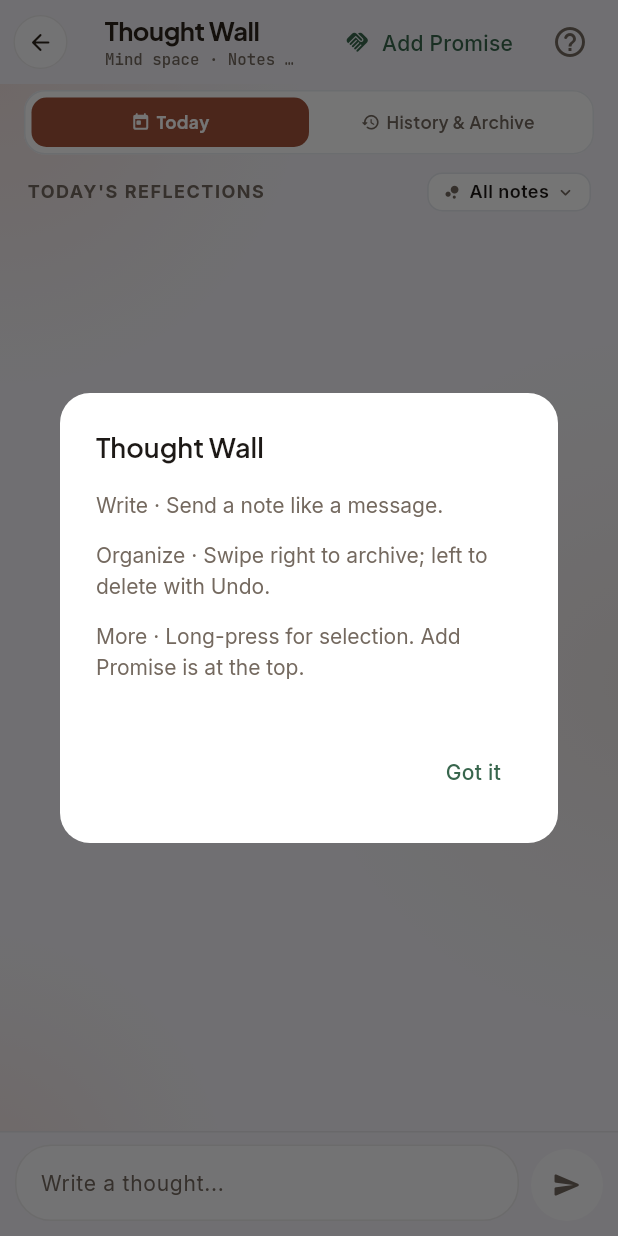
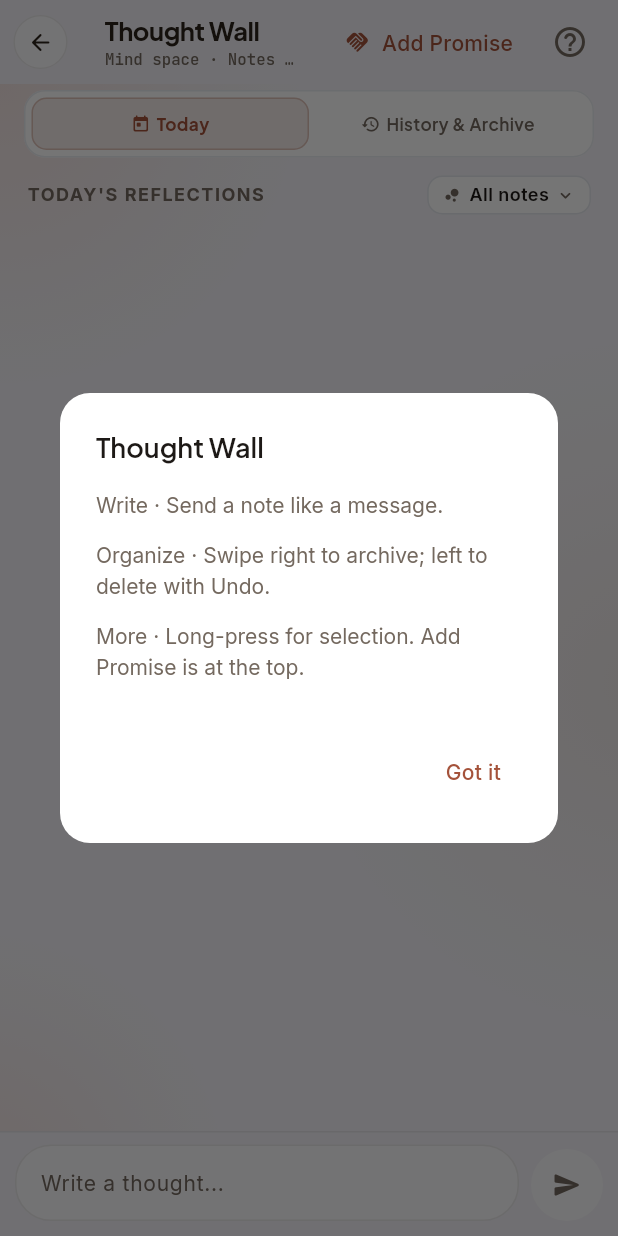
Before and after one commit to Arun-Singh-315/Ascent-Beta, a Flutter app: the ThoughtWallScreen screen opened by its route, on a phone screen of 412 x 824 dp. Run offline on Flutter 3.47's test engine with Material 3 defaults, Android fonts, the phone set to English and light mode, and no system bars; our stand-ins replace audioplayers, drift, drift_flutter, file_picker, fl_chart, flutter_local_notifications and 12 more; missing offline and left inert: flutter_pdfview; accounts and stored records are empty; generated files the repository leaves out were written again; project files that could hold a hidden picture were left out.

Commit message:
refactor: update primary theme colors to terracotta clay, update thought wall UI, and improve course creation flow

```diff
--- a/lib/app/theme/app_theme.dart
+++ b/lib/app/theme/app_theme.dart
@@ -58,9 +58,7 @@ class AscentTheme {
     final bgSurfaceElevated = isDark
         ? AscentColors.bgSurfaceElevatedDark
         : AscentColors.bgSurfaceElevated;
-    final accentPrimary = day
-        ? AppSurfaces.day.greenAction
-        : isDark
+    final accentPrimary = isDark
         ? AscentColors.accentPrimaryDark
         : AscentColors.accentPrimary;
     final accentSecondary = isDark
@@ -321,15 +319,17 @@ class AscentTheme {
       switchTheme: SwitchThemeData(
         thumbColor: WidgetStateProperty.resolveWith((states) {
           if (states.contains(WidgetState.selected)) {
-            return accentPrimary;
+            return isDark ? accentPrimary : const Color(0xFFC07360);
           }
-          return isDark ? const Color(0xFFB8A594) : const Color(0xFFCBD5E1);
+          return isDark ? const Color(0xFFB8A594) : const Color(0xFFD4C8BC);
         }),
         trackColor: WidgetStateProperty.resolveWith((states) {
           if (states.contains(WidgetState.selected)) {
-            return accentPrimary.withValues(alpha: 0.38);
+            return isDark
+                ? accentPrimary.withValues(alpha: 0.38)
+                : const Color(0xFFC07360).withValues(alpha: 0.28);
           }
-          return isDark ? const Color(0xFF3B2C1E) : const Color(0xFFE2E8F0);
+          return isDark ? const Color(0xFF3B2C1E) : const Color(0xFFEFE8E2);
         }),
         trackOutlineColor: const WidgetStatePropertyAll(Colors.transparent),
         materialTapTargetSize: MaterialTapTargetSize.shrinkWrap,
--- a/lib/app/theme/color_tokens.dart
+++ b/lib/app/theme/color_tokens.dart
@@ -18,14 +18,14 @@ class AscentColors {
   /// Slightly elevated surface for nested cards and chips.
   static const Color bgSurfaceElevated = Color(0xFFF1F3F6);
 
-  /// Deep calm forest sage — primary accent.
-  static const Color accentPrimary = Color(0xFF38664D);
+  /// Ascent signature terracotta clay — primary accent.
+  static const Color accentPrimary = Color(0xFFA4523A);
 
-  /// Matte punchy sage for active/interactive buttons and rings.
-  static const Color accentPrimaryBright = Color(0xFF2C553E);
+  /// Matte punchy clay for active/interactive buttons and rings.
+  static const Color accentPrimaryBright = Color(0xFF904530);
 
   /// Subtle soft tint for primary backgrounds and badges.
-  static const Color accentPrimaryDim = Color(0xFFD6E8DC);
+  static const Color accentPrimaryDim = Color(0xFFF6E7E2);
 
   /// Calm composed terracotta / amber cedar — secondary accent (soothing in day mode).
   static const Color accentSecondary = Color(0xFF8A513E);
@@ -77,10 +77,10 @@ class AscentColors {
   /// Elevated dark surface for nested items and chips.
   static const Color bgSurfaceElevatedDark = Color(0xFF322922);
 
-  /// Soft luminous sage — primary accent.
-  static const Color accentPrimaryDark = Color(0xFF63BA8B);
-  static const Color accentPrimaryBrightDark = Color(0xFF78CCA0);
-  static const Color accentPrimaryDimDark = Color(0xFF233E30);
+  /// Warm luminous clay / terracotta — primary accent in dark mode.
+  static const Color accentPrimaryDark = Color(0xFFE6A088);
+  static const Color accentPrimaryBrightDark = Color(0xFFF0B39F);
+  static const Color accentPrimaryDimDark = Color(0xFF3A241D);
 
   /// Warm clay / terracotta — secondary accent.
   static const Color accentSecondaryDark = Color(0xFFE88168);
--- a/lib/app/theme/surface_tokens.dart
+++ b/lib/app/theme/surface_tokens.dart
@@ -63,14 +63,14 @@ class AppSurfaces extends ThemeExtension<AppSurfaces> {
     outlined: true,
     ink: Color(0xFF2A1F1C),
     mutedText: Color(0xFF6E625E),
-    accent: Color(0xFFA64B35),
-    greenAction: Color(0xFF2F6B4F),
+    accent: Color(0xFFB8634D),
+    greenAction: AscentColors.accentPrimary,
     cardFill: Colors.transparent,
     cardBorderColor: Color(0xFF2A1F1C),
     pillBorderColor: Color(0xFF2A1F1C),
     dividerColor: Color(0x332A1F1C),
-    tintFill: Color(0x1FA64B35),
-    tintBorder: Color(0x4DA64B35),
+    tintFill: Color(0x24B8634D),
+    tintBorder: Color(0x4DB8634D),
     onAccent: Colors.white,
     cardBorderWidth: 1.5,
     pillBorderWidth: 1,
--- a/lib/core/database/daos/thought_dao.dart
+++ b/lib/core/database/daos/thought_dao.dart
@@ -52,11 +52,12 @@ class ThoughtDao extends DatabaseAccessor<AppDatabase> with _$ThoughtDaoMixin {
   /// Watch all thoughts (legacy helper).
   Stream<List<Thought>> watchAllThoughts() => watchActiveThoughts();
 
-  /// Watch recent thoughts for Home screen preview.
-  Stream<List<Thought>> watchRecentThoughts({int limit = 5}) {
+  /// Watch recent thoughts for Home screen preview (pinned first, then newest with stable ID ties).
+  Stream<List<Thought>> watchRecentThoughts({int limit = 10}) {
     return (select(thoughtTable)
           ..where((t) => t.isArchived.equals(false))
           ..orderBy([
+            (t) => OrderingTerm.desc(t.isPinned),
             (t) => OrderingTerm.desc(t.createdAt),
             (t) => OrderingTerm.desc(t.id),
           ])
--- a/lib/features/study_plan/add_course_sheet.dart
+++ b/lib/features/study_plan/add_course_sheet.dart
@@ -13,8 +13,8 @@ import '../../shared/widgets/ascent_button.dart';
 class AddCourseSheet extends ConsumerStatefulWidget {
   const AddCourseSheet({super.key});
 
-  static Future<void> show(BuildContext context) {
-    return showModalBottomSheet(
+  static Future<Course?> show(BuildContext context) {
+    return showModalBottomSheet<Course>(
       context: context,
       isScrollControlled: true,
       useSafeArea: true,
@@ -171,7 +171,7 @@ class _AddCourseSheetState extends ConsumerState<AddCourseSheet> {
     if (!mounted) return;
     HapticFeedback.mediumImpact();
 
-    Navigator.of(context).pop();
+    Navigator.of(context).pop(newCourse);
     ScaffoldMessenger.of(context).showSnackBar(
       SnackBar(
         content: Text('Course "$title" created! Switched as active course.'),
--- a/lib/features/study_plan/module_lecture_editor_sheets.dart
+++ b/lib/features/study_plan/module_lecture_editor_sheets.dart
@@ -11,7 +11,7 @@ import '../../core/learning_hub/learning_hub_provider.dart';
 import '../../shared/widgets/ascent_button.dart';
 
 /// Bottom sheet dialog to add a new module to a course.
-Future<void> showAddModuleSheet(
+Future<int?> showAddModuleSheet(
   BuildContext context,
   WidgetRef ref,
   String courseId, {
@@ -21,7 +21,7 @@ Future<void> showAddModuleSheet(
   final descController = TextEditingController();
   final durationController = TextEditingController(text: '1.5');
 
-  await showModalBottomSheet(
+  return await showModalBottomSheet<int>(
     context: context,
     isScrollControlled: true,
     useSafeArea: true,
@@ -121,7 +121,7 @@ Future<void> showAddModuleSheet(
                         .addModule(courseId, newModule),
                   );
                   if (!saved || !ctx.mounted || !context.mounted) return;
-                  Navigator.pop(ctx);
+                  Navigator.pop(ctx, nextModuleId);
                   ScaffoldMessenger.of(context).showSnackBar(
                     SnackBar(
                       content: Text('Module "$title" added successfully!'),
--- a/lib/features/thought_wall/thought_wall_screen.dart
+++ b/lib/features/thought_wall/thought_wall_screen.dart
@@ -3,7 +3,6 @@ import 'package:ascent/app/theme/surface_tokens.dart';
 import 'package:ascent/shared/widgets/app_surfaces.dart';
 import '../../core/services/note_draft_binding.dart';
 import '../../core/providers/settings_provider.dart';
-import '../../shared/widgets/thought_presentation.dart';
 import '../../shared/widgets/message_composer.dart';
 import 'package:drift/drift.dart' as drift;
 import 'package:flutter/material.dart';
@@ -385,13 +384,17 @@ class _ThoughtWallScreenState extends ConsumerState<ThoughtWallScreen> {
           curve: Curves.easeOutCubic,
           padding: const EdgeInsets.symmetric(vertical: AppSpace.s8),
           alignment: Alignment.center,
-          decoration: AppPill.decoration(
-            context,
-            selected: isSelected,
-            night: BoxDecoration(
-              color: isSelected ? g.clay : AppPalette.transparent,
-              borderRadius: AppGeometry.roundedr10,
-            ),
+          decoration: BoxDecoration(
+            color: isSelected
+                ? (context.isDark ? g.clay : g.claySoft)
+                : AppPalette.transparent,
+            borderRadius: AppGeometry.roundedr10,
+            border: isSelected && !context.isDark
+                ? Border.all(
+                    color: g.clay.withValues(alpha: 0.28),
+                    width: AppBorderScale.w1point0,
+                  )
+                : null,
           ),
           child: Row(
             mainAxisAlignment: MainAxisAlignment.center,
@@ -400,7 +403,9 @@ class _ThoughtWallScreenState extends ConsumerState<ThoughtWallScreen> {
               Icon(
                 icon,
                 size: 13,
-                color: isSelected ? AppPalette.white : g.inkMuted,
+                color: isSelected
+                    ? (context.isDark ? AppPalette.white : g.clay)
+                    : g.inkMuted,
               ),
               const SizedBox(width: 4),
               Flexible(
@@ -410,7 +415,9 @@ class _ThoughtWallScreenState extends ConsumerState<ThoughtWallScreen> {
                   overflow: TextOverflow.ellipsis,
                   style: AppStateTypography.stateType12(
                     state0: isSelected,
-                    color: isSelected ? AppPalette.white : g.inkMuted,
+                    color: isSelected
+                        ? (context.isDark ? AppPalette.white : g.clay)
+                        : g.inkMuted,
                   ),
                 ),
               ),
@@ -1563,7 +1570,7 @@ class ThoughtCardBubble extends ConsumerWidget {
 
                     // Content
                     Text(
-                      quotedThought(thought.content),
+                      thought.content,
                       style: AppTypography.plusJakartaSans14W60071(
                         color: thought.isCompleted
                             ? (context.isDark
```
Also changed, not shown: lib/core/learning_hub/learning_hub_provider.dart (+13 -1 lines), lib/features/home/widgets/thought_wall_home_preview.dart (+51 -5 lines), lib/features/reminders/widgets/in_app_reminder_dialog.dart (+49 -56 lines), lib/features/today/add_lecture_activity_sheet.dart (+23 -5 lines), 3 other files.
